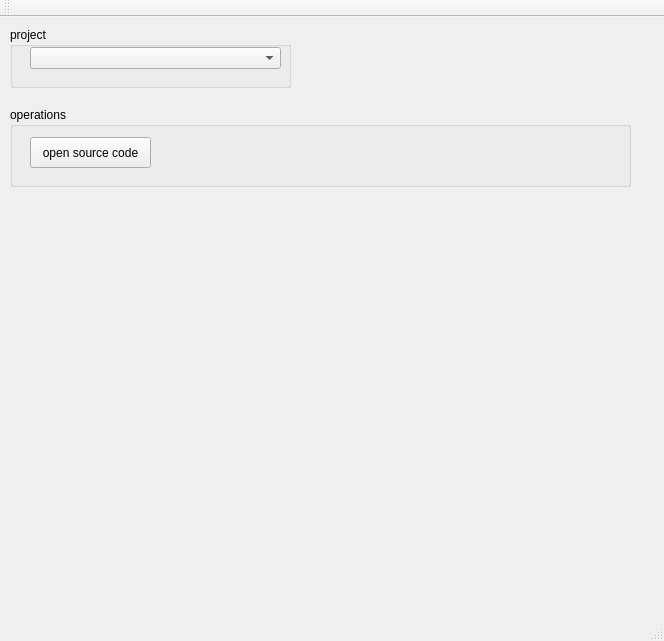
The window that qf_pc_assistant/mainwindow.ui (qingfengforum/qf_pc_assistant) describes before a commit, drawn with Qt 5.
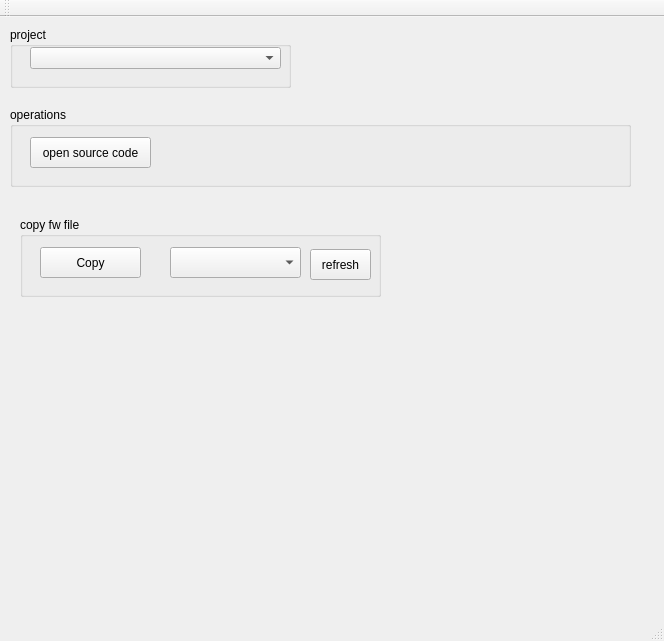
The same window after the commit.

Commit message: - finish func : copy fw files

```diff
--- a/qf_pc_assistant/mainwindow.ui
+++ b/qf_pc_assistant/mainwindow.ui
@@ -63,6 +63,55 @@
      </property>
     </widget>
    </widget>
+   <widget class="QGroupBox" name="groupBox_3">
+    <property name="geometry">
+     <rect>
+      <x>20</x>
+      <y>200</y>
+      <width>361</width>
+      <height>80</height>
+     </rect>
+    </property>
+    <property name="title">
+     <string>copy fw file</string>
+    </property>
+    <widget class="QPushButton" name="pushButton_copy">
+     <property name="geometry">
+      <rect>
+       <x>20</x>
+       <y>30</y>
+       <width>101</width>
+       <height>31</height>
+      </rect>
+     </property>
+     <property name="text">
+      <string>Copy</string>
+     </property>
+    </widget>
+    <widget class="QComboBox" name="comboBox_drivePath">
+     <property name="geometry">
+      <rect>
+       <x>150</x>
+       <y>30</y>
+       <width>131</width>
+       <height>31</height>
+      </rect>
+     </property>
+    </widget>
+    <widget class="QPushButton" name="pushButton_refreshDrives">
+     <property name="geometry">
+      <rect>
+       <x>290</x>
+       <y>32</y>
+       <width>61</width>
+       <height>31</height>
+      </rect>
+     </property>
+     <property name="text">
+      <string>refresh</string>
+     </property>
+    </widget>
+   </widget>
   </widget>
   <widget class="QMenuBar" name="menuBar">
    <property name="geometry">
```
The commit also changes 5 other files.
